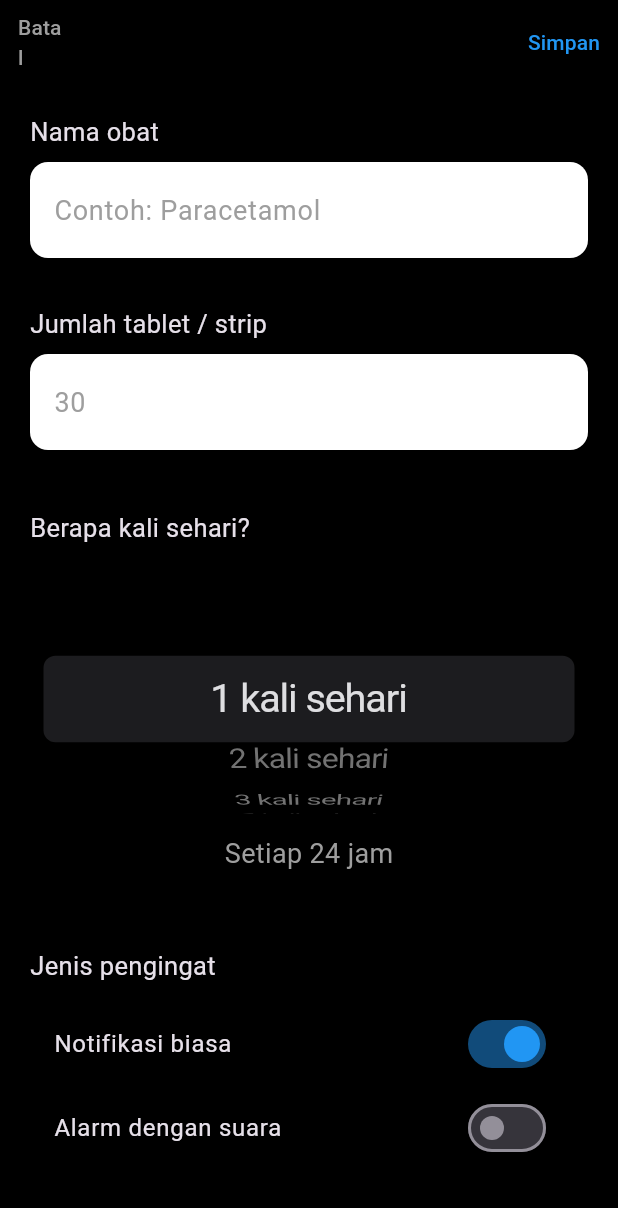
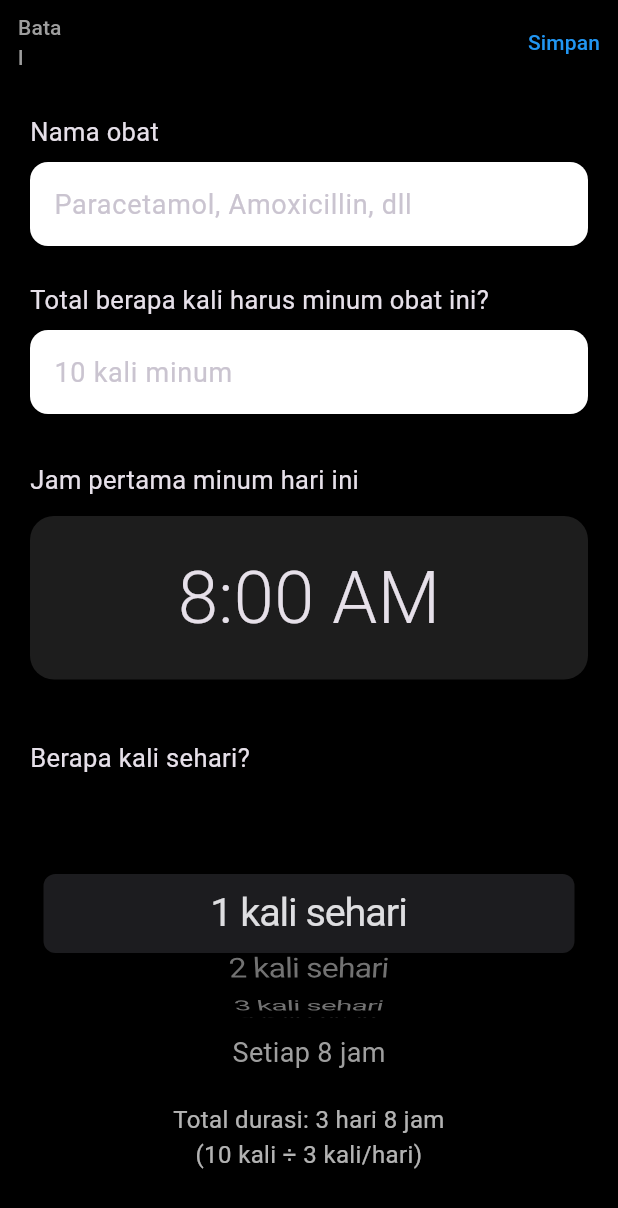
Before and after one commit to darkshadevault/medicine_reminder-new, a Flutter app: the screen it shows after launch, after a tap on the "add" icon, on a phone screen of 412 x 824 dp. Shown: the top 1208 px of the screen. Run offline on Flutter 3.47's test engine with Material 3 defaults, Android fonts, the phone set to English and light mode, and no system bars; our stand-ins replace flutter_local_notifications, flutter_timezone, shared_preferences, timezone.

Commit message:
Update main.dart

```diff
--- a/lib/main.dart
+++ b/lib/main.dart
@@ -2,13 +2,13 @@ import 'dart:convert';
 import 'package:flutter/cupertino.dart';
 import 'package:flutter/material.dart';
 import 'package:flutter_local_notifications/flutter_local_notifications.dart';
+import 'package:intl/intl.dart';
 import 'package:shared_preferences/shared_preferences.dart';
 import 'package:timezone/data/latest_all.dart' as tz;
 import 'package:timezone/timezone.dart' as tz;
 import 'package:flutter_timezone/flutter_timezone.dart';
 
-final FlutterLocalNotificationsPlugin notifications =
-    FlutterLocalNotificationsPlugin();
+final FlutterLocalNotificationsPlugin notifications = FlutterLocalNotificationsPlugin();
 
 void main() async {
   WidgetsFlutterBinding.ensureInitialized();
@@ -16,8 +16,7 @@ void main() async {
   final String timeZoneName = await FlutterTimezone.getLocalTimezone();
   tz.setLocalLocation(tz.getLocation(timeZoneName));
 
-  const AndroidInitializationSettings android =
-      AndroidInitializationSettings('@mipmap/ic_launcher');
+  const AndroidInitializationSettings android = AndroidInitializationSettings('@mipmap/ic_launcher');
   await notifications.initialize(const InitializationSettings(android: android));
 
   runApp(const MedicineReminderApp());
@@ -27,7 +26,9 @@ class Medicine {
   String id;
   String name;
   int timesPerDay;
-  int totalTablets;
+  int totalDoses;
+  int remainingDoses;
+  TimeOfDay firstDoseTime;
   bool notificationOnly;
   bool alarmSound;
   bool isActive;
@@ -36,31 +37,39 @@ class Medicine {
     required this.id,
     required this.name,
     required this.timesPerDay,
-    required this.totalTablets,
+    required this.totalDoses,
+    required this.firstDoseTime,
     this.notificationOnly = true,
     this.alarmSound = false,
     this.isActive = true,
-  });
+  }) : remainingDoses = totalDoses;
+
+  double get daysLeft => remainingDoses / timesPerDay;
+  String get remainingText {
+    final days = daysLeft.floor();
+    final hours = ((daysLeft - days) * 24).round();
+    if (days == 0) return '$hours jam lagi';
+    if (hours == 0) return '$days hari lagi';
+    return '$days hari $hours jam lagi';
+  }
 
   Map<String, dynamic> toJson() => {
-        'id': id,
-        'name': name,
-        'timesPerDay': timesPerDay,
-        'totalTablets': totalTablets,
-        'notificationOnly': notificationOnly,
-        'alarmSound': alarmSound,
-        'isActive': isActive,
+        'id': id, 'name': name, 'timesPerDay': timesPerDay, 'totalDoses': totalDoses,
+        'remainingDoses': remainingDoses, 'firstDoseHour': firstDoseTime.hour,
+        'firstDoseMinute': firstDoseTime.minute, 'notificationOnly': notificationOnly,
+        'alarmSound': alarmSound, 'isActive': isActive,
       };
 
   factory Medicine.fromJson(Map<String, dynamic> json) => Medicine(
         id: json['id'],
         name: json['name'],
         timesPerDay: json['timesPerDay'],
-        totalTablets: json['totalTablets'],
+        totalDoses: json['totalDoses'],
+        firstDoseTime: TimeOfDay(hour: json['firstDoseHour'] ?? 8, minute: json['firstDoseMinute'] ?? 0),
         notificationOnly: json['notificationOnly'] ?? true,
         alarmSound: json['alarmSound'] ?? false,
         isActive: json['isActive'] ?? true,
-      );
+      )..remainingDoses = json['remainingDoses'] ?? json['totalDoses'];
 }
 
 class MedicineReminderApp extends StatelessWidget {
@@ -95,9 +104,7 @@ class _MedicineListScreenState extends State<MedicineListScreen> {
     final data = prefs.getString('medicines');
     if (data != null) {
       setState(() {
-        medicines = (jsonDecode(data) as List)
-            .map((e) => Medicine.fromJson(e))
-            .toList();
+        medicines = (jsonDecode(data) as List).map((e) => Medicine.fromJson(e)).toList();
       });
     }
   }
@@ -110,51 +117,73 @@ class _MedicineListScreenState extends State<MedicineListScreen> {
   void _add(Medicine m) {
     setState(() => medicines.add(m));
     _save();
-    _schedule(m);
+    _scheduleAll(m);
   }
 
   void _toggle(Medicine m) {
     setState(() => m.isActive = !m.isActive);
     _save();
-    m.isActive ? _schedule(m) : _cancel(m);
+    m.isActive ? _scheduleAll(m) : _cancelAll(m);
   }
 
-  Future<void> _schedule(Medicine m) async {
-    await _cancel(m);
-    final now = DateTime.now();
-    final today = DateTime(now.year, now.month, now.day, 8); // mulai jam 8 pagi
-    final intervalMinutes = (1440 / m.timesPerDay).floor();
+  Future<void> _scheduleAll(Medicine m) async {
+    await _cancelAll(m);
+    final intervalHours = 24.0 / m.timesPerDay;
+    var currentTime = DateTime.now();
+    var baseTime = DateTime(currentTime.year, currentTime.month, currentTime.day,
+        m.firstDoseTime.hour, m.firstDoseTime.minute);
 
-    for (int i = 0; i < m.timesPerDay; i++) {
-      var time = today.add(Duration(minutes: i * intervalMinutes));
-      if (time.isBefore(now)) time = time.add(const Duration(days: 1));
+    if (baseTime.isBefore(currentTime)) {
+      baseTime = baseTime.add(const Duration(days: 1));
+    }
 
-      final android = AndroidNotificationDetails(
-        'med_channel',
-        'Obat',
-        importance: Importance.max,
-        priority: Priority.high,
-        playSound: m.alarmSound || !m.notificationOnly,
+    int doseCount = 0;
+    while (doseCount < m.remainingDoses) {
+      for (int i = 0; i < m.timesPerDay && doseCount < m.remainingDoses; i++) {
+        final scheduledTime = baseTime.add(Duration(minutes: (i * intervalHours * 60).round()));
+        await notifications.zonedSchedule(
+          int.parse('${m.id}_$doseCount'),
+          'Waktunya Minum Obat!',
+          '${m.name} • Dosis ${doseCount + 1}',
+          tz.TZDateTime.from(scheduledTime, tz.local),
+          const NotificationDetails(android: AndroidNotificationDetails('med', 'Obat', importance: Importance.max, priority: Priority.high)),
+          androidScheduleMode: AndroidScheduleMode.exactAllowWhileIdle,
+          uiLocalNotificationDateInterpretation: UILocalNotificationDateInterpretation.absoluteTime,
         );
-
-      await notifications.zonedSchedule(
-        int.parse(m.id + i.toString()),
-        'Waktunya Minum Obat',
-        '\( {m.name} • Dosis \){i + 1}',
-        tz.TZDateTime.from(time, tz.local),
-        NotificationDetails(android: android),
-        androidScheduleMode: AndroidScheduleMode.exactAllowWhileIdle,
-        uiLocalNotificationDateInterpretation:
-            UILocalNotificationDateInterpretation.absoluteTime,
-        matchDateTimeComponents: DateTimeComponents.time,
-      );
+        doseCount++;
+      }
+      baseTime = baseTime.add(const Duration(days: 1));
     }
   }
 
-  Future<void> _cancel(Medicine m) async {
-    for (int i = 0; i < 10; i++) {
-      await notifications.cancel(int.parse(m.id + i.toString()));
+  Future<void> _cancelAll(Medicine m) async {
+    for (int i = 0; i < 1000; i++) await notifications.cancel(int.parse('${m.id}_$i'));
   }
+
+  List<Map<String, dynamic>> getNextThreeDaysSchedule(Medicine m) {
+    final List<Map<String, dynamic>> schedule = [];
+    final intervalHours = 24.0 / m.timesPerDay;
+    var currentTime = DateTime.now();
+    var baseTime = DateTime(currentTime.year, currentTime.month, currentTime.day,
+        m.firstDoseTime.hour, m.firstDoseTime.minute);
+
+    if (baseTime.isBefore(currentTime)) baseTime = baseTime.add(const Duration(days: 1));
+
+    int doseCount = 0;
+    for (int day = 0; day < 3 && doseCount < m.remainingDoses; day++) {
+      final dayDate = baseTime.add(Duration(days: day));
+      final dayName = day == 0 ? 'Hari ini' : day == 1 ? 'Besok' : 'Lusa';
+      final dateStr = DateFormat('EEE, d MMM').format(dayDate);
+      final List<String> times = [];
+
+      for (int i = 0; i < m.timesPerDay && doseCount < m.remainingDoses; i++) {
+        final time = dayDate.add(Duration(minutes: (i * intervalHours * 60).round()));
+        times.add(DateFormat('HH:mm').format(time));
+        doseCount++;
+      }
+      schedule.add({'day': dayName, 'date': dateStr, 'times': times});
+    }
+    return schedule;
   }
 
   @override
@@ -168,20 +197,45 @@ class _MedicineListScreenState extends State<MedicineListScreen> {
               itemCount: medicines.length,
               itemBuilder: (_, i) {
                 final m = medicines[i];
+                final schedule = getNextThreeDaysSchedule(m);
+
                 return Container(
-                  margin: const EdgeInsets.only(bottom: 12),
+                  margin: const EdgeInsets.only(bottom: 20),
+                  padding: const EdgeInsets.all(20),
                   decoration: BoxDecoration(
                     color: const Color(0xFF1D1D1D),
-                    borderRadius: BorderRadius.circular(16),
+                    borderRadius: BorderRadius.circular(20),
                   ),
-                  child: ListTile(
-                    contentPadding: const EdgeInsets.symmetric(horizontal: 20, vertical: 16),
-                    title: Text(
-                      m.timesPerDay == 1 ? '1 kali sehari' : '$m kali sehari',
-                      style: const TextStyle(fontSize: 34, fontWeight: FontWeight.w300),
+                  child: Column(
+                    crossAxisAlignment: CrossAxisAlignment.start,
+                    children: [
+                      Row(
+                        mainAxisAlignment: MainAxisAlignment.spaceBetween,
+                        children: [
+                          Text(m.name, style: const TextStyle(fontSize: 24, fontWeight: FontWeight.bold)),
+                          Switch(value: m.isActive, activeColor: Colors.blue, onChanged: (_) => _toggle(m)),
+                        ],
                       ),
-                    subtitle: Text('\( {m.name} • \){m.totalTablets} tablet'),
-                    trailing: Switch(value: m.isActive, activeColor: Colors.blue, onChanged: (_) => _toggle(m)),
+                      const SizedBox(height: 8),
+                      Text('${m.timesPerDay}× sehari • Mulai ${m.firstDoseTime.format(context)}', style: const TextStyle(fontSize: 18)),
+                      const SizedBox(height: 12),
+                      Text('Sisa ${m.remainingDoses} dosis • ${m.remainingText}', style: const TextStyle(color: Colors.green, fontSize: 16)),
+                      const Divider(color: Colors.grey, height: 30),
+
+                      const Text('Jadwal 3 hari ke depan:', style: TextStyle(fontSize: 16, fontWeight: FontWeight.w600)),
+                      const SizedBox(height: 12),
+                      ...schedule.map((day) => Padding(
+                        padding: const EdgeInsets.only(bottom: 12),
+                        child: Row(
+                          children: [
+                            SizedBox(width: 100, child: Text(day['day'], style: const TextStyle(fontWeight: FontWeight.w500))),
+                            Text(day['date'], style: const TextStyle(color: Colors.grey)),
+                            const Spacer(),
+                            Text(day['times'].join('   •   '), style: const TextStyle(fontSize: 16)),
+                          ],
+                        ),
+                      )).toList(),
+                    ],
                   ),
                 );
               },
@@ -195,7 +249,7 @@ class _MedicineListScreenState extends State<MedicineListScreen> {
   }
 }
 
-// =================== HALAMAN TAMBAH OBAT (UI BARU CANTIK) ===================
+// HALAMAN TAMBAH OBAT (tetap sama seperti sebelumnya, sudah benar)
 class AddMedicineScreen extends StatefulWidget {
   final Function(Medicine) onSave;
   const AddMedicineScreen({super.key, required this.onSave});
@@ -206,37 +260,41 @@ class AddMedicineScreen extends StatefulWidget {
 
 class _AddMedicineScreenState extends State<AddMedicineScreen> {
   final _nameController = TextEditingController();
-  int _timesPerDay = 1;
-  int _totalTablets = 30;
+  int _timesPerDay = 3;
+  int _totalDoses = 10;
+  TimeOfDay _firstDoseTime = const TimeOfDay(hour: 8, minute: 0);
   bool _notifOnly = true;
   bool _alarm = false;
 
-  final List<Map<String, dynamic>> frequencies = [
-    {'times': 1, 'interval': '24 jam'},
-    {'times': 2, 'interval': '12 jam'},
-    {'times': 3, 'interval': '8 jam'},
-    {'times': 4, 'interval': '6 jam'},
-    {'times': 5, 'interval': '≈4.8 jam'},
-    {'times': 6, 'interval': '4 jam'},
+  final frequencies = [
+    {'times': 1, 'text': '1 kali sehari', 'interval': '24 jam'},
+    {'times': 2, 'text': '2 kali sehari', 'interval': '12 jam'},
+    {'times': 3, 'text': '3 kali sehari', 'interval': '8 jam'},
+    {'times': 4, 'text': '4 kali sehari', 'interval': '6 jam'},
+    {'times': 5, 'text': '5 kali sehari', 'interval': '≈4.8 jam'},
+    {'times': 6, 'text': '6 kali sehari', 'interval': '4 jam'},
   ];
 
   @override
   Widget build(BuildContext context) {
+    final selected = frequencies.firstWhere((e) => e['times'] == _timesPerDay);
+    final daysLeft = _totalDoses / _timesPerDay;
+    final days = daysLeft.floor();
+    final hours = ((daysLeft - days) * 24).round();
+
     return Scaffold(
       backgroundColor: Colors.black,
       appBar: AppBar(
         backgroundColor: Colors.black,
-        leading: TextButton(child: const Text('Batal', style: TextStyle(color: Colors.grey)), onPressed: () => Navigator.pop(context)),
-        actions: [
-          TextButton(
-            onPressed: _nameController.text.trim().isEmpty
-                ? null
-                : () {
+        leading: TextButton(onPressed: () => Navigator.pop(context), child: const Text('Batal', style: TextStyle(color: Colors.grey))),
+        actions: [TextButton(
+          onPressed: _nameController.text.trim().isEmpty ? null : () {
             final med = Medicine(
               id: DateTime.now().millisecondsSinceEpoch.toString(),
               name: _nameController.text.trim(),
               timesPerDay: _timesPerDay,
-                      totalTablets: _totalTablets,
+              totalDoses: _totalDoses,
+              firstDoseTime: _firstDoseTime,
               notificationOnly: _notifOnly,
               alarmSound: _alarm,
             );
@@ -244,79 +302,71 @@ class _AddMedicineScreenState extends State<AddMedicineScreen> {
             Navigator.pop(context);
           },
           child: const Text('Simpan', style: TextStyle(color: Colors.blue)),
-          ),
-        ],
+        )],
       ),
       body: ListView(padding: const EdgeInsets.all(20), children: [
-        // Nama Obat - Kotak Putih
         const Text('Nama obat', style: TextStyle(fontSize: 17)),
         const SizedBox(height: 8),
         Container(
-          padding: const EdgeInsets.symmetric(horizontal: 16, vertical: 8),
+          padding: const EdgeInsets.symmetric(horizontal: 16, vertical: 4),
           decoration: BoxDecoration(color: Colors.white, borderRadius: BorderRadius.circular(12)),
-          child: TextField(
-            controller: _nameController,
-            style: const TextStyle(color: Colors.black, fontSize: 18),
-            decoration: const InputDecoration(border: InputBorder.none, hintText: 'Contoh: Paracetamol', hintStyle: TextStyle(color: Colors.grey)),
+          child: TextField(controller: _nameController, style: const TextStyle(color: Colors.black, fontSize: 18),
+            decoration: const InputDecoration(border: InputBorder.none, hintText: 'Paracetamol, Amoxicillin, dll'),
           ),
         ),
-
-        const SizedBox(height: 32),
-
-        // Jumlah Tablet - Kotak Putih
-        const Text('Jumlah tablet / strip', style: TextStyle(fontSize: 17)),
+        const SizedBox(height: 24),
+        const Text('Total berapa kali harus minum obat ini?', style: TextStyle(fontSize: 17)),
         const SizedBox(height: 8),
         Container(
-          padding: const EdgeInsets.symmetric(horizontal: 16, vertical: 8),
+          padding: const EdgeInsets.symmetric(horizontal: 16, vertical: 4),
           decoration: BoxDecoration(color: Colors.white, borderRadius: BorderRadius.circular(12)),
           child: TextField(
             keyboardType: TextInputType.number,
             style: const TextStyle(color: Colors.black, fontSize: 18),
-            decoration: InputDecoration(
-              border: InputBorder.none,
-              hintText: '$_totalTablets',
-              hintStyle: const TextStyle(color: Colors.grey),
-            ),
-            onChanged: (v) => setState(() => _totalTablets = int.tryParse(v) ?? 30),
+            decoration: InputDecoration(border: InputBorder.none, hintText: '$_totalDoses kali minum'),
+            onChanged: (v) => setState(() => _totalDoses = int.tryParse(v) ?? 10),
           ),
         ),
-
+        const SizedBox(height: 32),
+        const Text('Jam pertama minum hari ini', style: TextStyle(fontSize: 17)),
+        const SizedBox(height: 12),
+        GestureDetector(
+          onTap: () async {
+            final t = await showTimePicker(context: context, initialTime: _firstDoseTime, builder: (_, child) => Theme(data: ThemeData.dark(), child: child!));
+            if (t != null) setState(() => _firstDoseTime = t);
+          },
+          child: Container(
+            padding: const EdgeInsets.all(20),
+            decoration: BoxDecoration(color: const Color(0xFF1D1D1D), borderRadius: BorderRadius.circular(16)),
+            child: Center(child: Text(_firstDoseTime.format(context), style: const TextStyle(fontSize: 48, fontWeight: FontWeight.w300))),
+          ),
+        ),
         const SizedBox(height: 40),
-
-        // Frekuensi - Wheel Picker
         const Text('Berapa kali sehari?', style: TextStyle(fontSize: 17)),
         const SizedBox(height: 12),
         SizedBox(
-          height: 180,
+          height: 160,
           child: CupertinoPicker(
-            itemExtent: 48,
+            itemExtent: 44,
             magnification: 1.2,
             useMagnifier: true,
-            onSelectedItemChanged: (i) => setState(() => _timesPerDay = frequencies[i]['times']),
-            children: frequencies.map((f) {
-              return Center(
-                child: Text(
-                  '${f['times']} kali sehari',
-                  style: const TextStyle(fontSize: 22),
-                ),
-              );
-            }).toList(),
+            onSelectedItemChanged: (i) => setState(() => _timesPerDay = frequencies[i]['times'] as int),
+            children: frequencies.map((f) => Center(child: Text(f['text'] as String, style: const TextStyle(fontSize: 22)))).toList(),
           ),
         ),
+        Center(child: Text('Setiap ${selected['interval']}', style: const TextStyle(fontSize: 18, color: Colors.grey))),
+        const SizedBox(height: 20),
         Center(
           child: Text(
-            'Setiap ${frequencies.firstWhere((e) => e['times'] == _timesPerDay)['interval']}',
-            style: const TextStyle(fontSize: 18, color: Colors.grey),
+            'Total durasi: $days hari ${hours > 0 ? '$hours jam' : ''}\n($_totalDoses kali ÷ $_timesPerDay kali/hari)',
+            textAlign: TextAlign.center,
+            style: const TextStyle(fontSize: 16, color: Colors.white70),
           ),
         ),
-
-        const SizedBox(height: 50),
-
-        // Jenis Pengingat
+        const SizedBox(height: 40),
         const Text('Jenis pengingat', style: TextStyle(fontSize: 17)),
-        const SizedBox(height: 12),
-        SwitchListTile(title: const Text('Notifikasi biasa'), value: _notifOnly, activeColor: Colors.blue, onChanged: (v) => setState(() => _notifOnly = v)),
-        SwitchListTile(title: const Text('Alarm dengan suara'), value: _alarm, activeColor: Colors.blue, onChanged: (v) => setState(() => _alarm = v)),
+        SwitchListTile(title: const Text('Notifikasi biasa'), value: _notifOnly, onChanged: (v) => setState(() => _notifOnly = v)),
+        SwitchListTile(title: const Text('Alarm dengan suara'), value: _alarm, onChanged: (v) => setState(() => _alarm = v)),
       ]),
     );
   }
```
Lines whose indentation alone changed are shown as unchanged.
